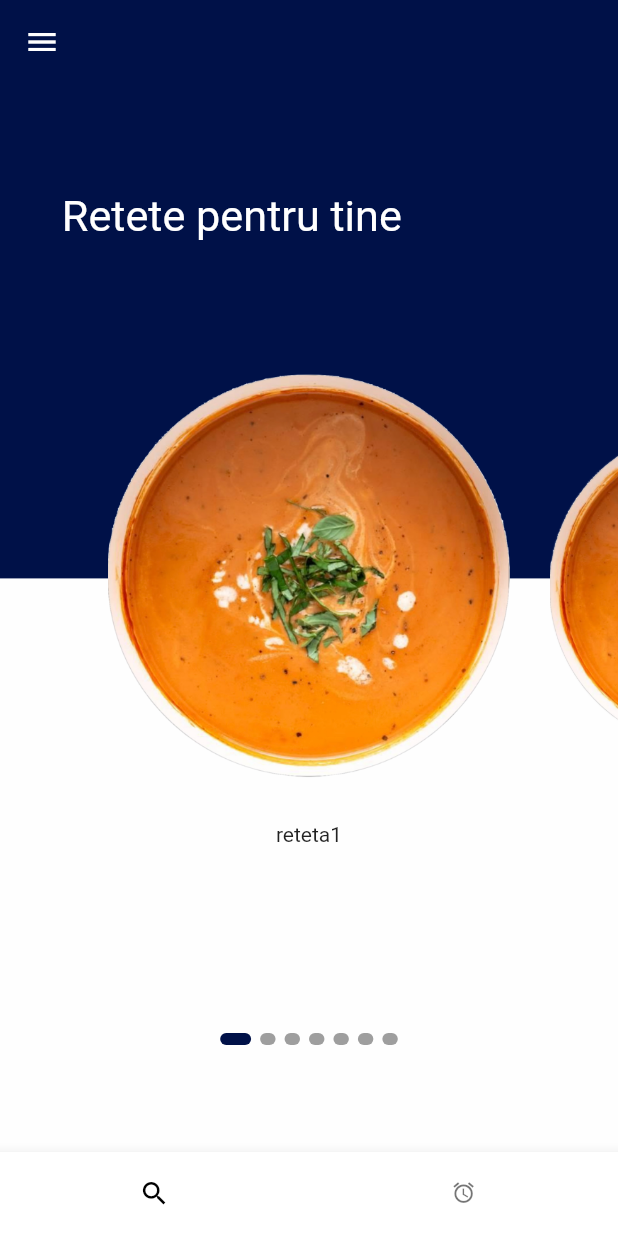
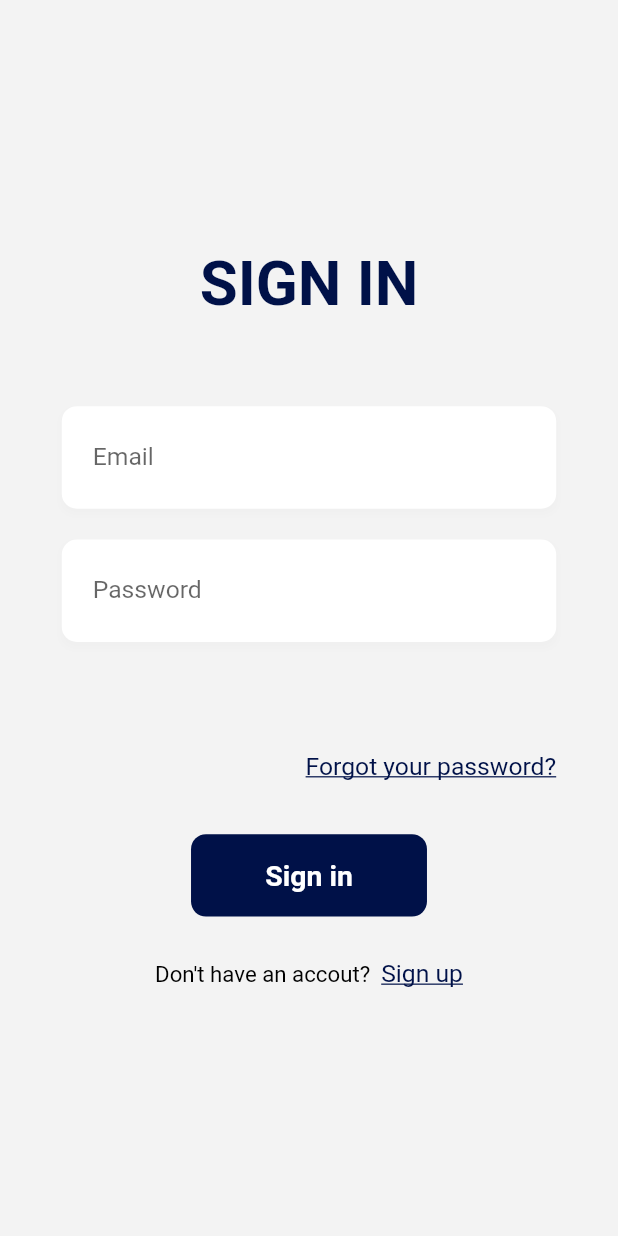
Before and after one commit to ralucatoma5/your_healthy_meal, a Flutter app: the screen it shows after launch, on a phone screen of 412 x 824 dp. Run offline on Flutter 3.47's test engine with Material 2 defaults, Android fonts, the light colour scheme and no system bars; our stand-ins replace cloud_firestore, email_validator, firebase_auth, firebase_core; accounts and stored records are empty.

Commit message:
finished reset password screen

```diff
--- a/lib/main.dart
+++ b/lib/main.dart
@@ -5,6 +5,7 @@ import 'package:hackathon/bottom_nav_bar.dart';
 import 'package:hackathon/const.dart';
 
 import 'package:hackathon/home_screen.dart';
+import 'package:hackathon/screens/auth_screen.dart';
 
 import 'firebase_options.dart';
 
@@ -15,16 +16,19 @@ Future<void> main() async {
   runApp(const MyApp());
 }
 
+final navigatorKey = GlobalKey<NavigatorState>();
+
 class MyApp extends StatelessWidget {
   const MyApp({super.key});
   @override
   Widget build(BuildContext context) {
     return MaterialApp(
+      navigatorKey: navigatorKey,
       title: 'Flutter Demo',
       debugShowCheckedModeBanner: false,
       theme: ThemeData(
         primarySwatch: colorCustom,
-        scaffoldBackgroundColor: const Color(0xffFEFEFE),
+        scaffoldBackgroundColor: Color.fromARGB(255, 243, 243, 243),
       ),
       home: const MainPage(),
     );
@@ -36,6 +40,6 @@ class MainPage extends StatelessWidget {
 
   @override
   Widget build(BuildContext context) {
-    return BottomNavBar();
+    return AuthScreen();
   }
 }
--- /dev/null
+++ b/lib/screens/auth_screen.dart
@@ -0,0 +1,21 @@
+import 'package:flutter/src/widgets/container.dart';
+import 'package:flutter/src/widgets/framework.dart';
+import 'package:hackathon/screens/signin_screen.dart';
+import 'package:hackathon/screens/signup_screen.dart';
+
+class AuthScreen extends StatefulWidget {
+  const AuthScreen({super.key});
+
+  @override
+  State<AuthScreen> createState() => _AuthScreenState();
+}
+
+class _AuthScreenState extends State<AuthScreen> {
+  bool isLogin = true;
+  @override
+  void toggle() => setState(() => isLogin = !isLogin);
+  @override
+  Widget build(BuildContext context) {
+    return isLogin ? SignInScreen(onClickedSignUp: toggle) : SignUpScreen(onClickedSignIn: toggle);
+  }
+}
--- /dev/null
+++ b/lib/screens/signin_screen.dart
@@ -0,0 +1,172 @@
+import 'package:flutter/cupertino.dart';
+import 'package:flutter/gestures.dart';
+import 'package:flutter/material.dart';
+import 'package:flutter/src/widgets/container.dart';
+import 'package:flutter/src/widgets/framework.dart';
+import 'package:hackathon/const.dart';
+import 'package:firebase_auth/firebase_auth.dart';
+import 'package:hackathon/main.dart';
+import 'package:hackathon/screens/forgotpassword_screen.dart';
+
+class SignInScreen extends StatefulWidget {
+  final VoidCallback onClickedSignUp;
+  const SignInScreen({super.key, required this.onClickedSignUp});
+
+  @override
+  State<SignInScreen> createState() => _SignInScreenState();
+}
+
+class _SignInScreenState extends State<SignInScreen> {
+  final emailController = TextEditingController();
+  final passwordController = TextEditingController();
+  bool pass = true;
+  @override
+  void dispose() {
+    emailController.dispose();
+    passwordController.dispose();
+    super.dispose();
+  }
+
+  void signinError() {
+    setState(() {
+      pass = false;
+    });
+  }
+
+  @override
+  Widget build(BuildContext context) {
+    SizeConfig().init(context);
+    final verticalBlock = SizeConfig.safeBlockVertical!;
+
+    final horizontalBlock = SizeConfig.safeBlockHorizontal!;
+    return Scaffold(
+      body: SafeArea(
+        child: Column(
+          mainAxisAlignment: MainAxisAlignment.center,
+          children: [
+            Text(
+              "SIGN IN",
+              style: TextStyle(color: blue, fontSize: verticalBlock * 5, fontWeight: FontWeight.bold),
+            ),
+            SizedBox(height: verticalBlock * 7),
+            Container(
+              decoration: BoxDecoration(
+                borderRadius: BorderRadius.circular(10),
+                boxShadow: [containerShadow],
+                color: Colors.white,
+              ),
+              alignment: Alignment.center,
+              margin: EdgeInsets.symmetric(horizontal: horizontalBlock * 10),
+              child: TextField(
+                controller: emailController,
+                decoration: InputDecoration(
+                  labelText: "Email",
+                  border: InputBorder.none,
+                  contentPadding:
+                      EdgeInsets.symmetric(vertical: verticalBlock * 2, horizontal: horizontalBlock * 5),
+                ),
+                style: TextStyle(fontSize: verticalBlock * 2),
+              ),
+            ),
+            SizedBox(
+              height: verticalBlock * 2.5,
+            ),
+            Container(
+              alignment: Alignment.center,
+              margin: EdgeInsets.symmetric(horizontal: horizontalBlock * 10),
+              decoration: BoxDecoration(
+                borderRadius: BorderRadius.circular(10),
+                boxShadow: [containerShadow],
+                color: Colors.white,
+              ),
+              child: TextField(
+                controller: passwordController,
+                decoration: InputDecoration(
+                  labelText: "Password",
+                  border: InputBorder.none,
+                  contentPadding:
+                      EdgeInsets.symmetric(vertical: verticalBlock * 2, horizontal: horizontalBlock * 5),
+                ),
+                style: TextStyle(fontSize: verticalBlock * 2),
+                obscureText: true,
+              ),
+            ),
+            SizedBox(height: verticalBlock * 3),
+            pass == false
+                ? Align(
+                    alignment: Alignment.bottomLeft,
+                    child: Padding(
+                      padding: EdgeInsets.only(left: horizontalBlock * 10),
+                      child: Text('Incorrect username or password',
+                          style: TextStyle(color: Colors.red, fontSize: verticalBlock * 2)),
+                    ),
+                  )
+                : const Text(''),
+            GestureDetector(
+              onTap: () => Navigator.push(
+                context,
+                MaterialPageRoute(builder: (context) => ForgotPasswordScreen()),
+              ),
+              child: Container(
+                alignment: Alignment.centerRight,
+                margin: EdgeInsets.only(
+                    left: horizontalBlock * 10,
+                    right: horizontalBlock * 10,
+                    bottom: verticalBlock * 4,
+                    top: verticalBlock * 4),
+                child: Text("Forgot your password?",
+                    style: TextStyle(
+                        color: blue, fontSize: verticalBlock * 2, decoration: TextDecoration.underline)),
+              ),
+            ),
+            SizedBox(height: verticalBlock * 0.3),
+            GestureDetector(
+              onTap: signIn,
+              child: Container(
+                decoration: BoxDecoration(
+                  borderRadius: BorderRadius.circular(10),
+                  color: blue,
+                ),
+                padding: EdgeInsets.symmetric(horizontal: horizontalBlock * 12, vertical: verticalBlock * 2),
+                margin: EdgeInsets.symmetric(horizontal: horizontalBlock * 10),
+                child: Text("Sign in",
+                    style: TextStyle(
+                        color: Colors.white, fontWeight: FontWeight.bold, fontSize: verticalBlock * 2.3)),
+              ),
+            ),
+            SizedBox(height: verticalBlock * 3.5),
+            RichText(
+                text: TextSpan(
+                    text: "Don't have an accout?  ",
+                    style: TextStyle(color: Colors.black, fontSize: verticalBlock * 1.8),
+                    children: [
+                  TextSpan(
+                      recognizer: TapGestureRecognizer()..onTap = widget.onClickedSignUp,
+                      text: "Sign up",
+                      style: TextStyle(
+                          decoration: TextDecoration.underline, color: blue, fontSize: verticalBlock * 2))
+                ])),
+          ],
+        ),
+      ),
+    );
+  }
+
+  Future signIn() async {
+    showDialog(
+      context: context,
+      barrierDismissible: false,
+      builder: (context) => const Center(
+        child: CircularProgressIndicator(),
+      ),
+    );
+    try {
+      await FirebaseAuth.instance.signInWithEmailAndPassword(
+          email: emailController.text.trim(), password: passwordController.text.trim());
+    } on FirebaseAuthException catch (e) {
+      signinError();
+    }
+
+    navigatorKey.currentState!.popUntil((route) => route.isFirst);
+  }
+}
```
Also changed, not shown: lib/screens/forgotpassword_screen.dart (added, +125 -0 lines), lib/screens/signup_screeb.dart (added, +182 -0 lines), lib/screens/signup_screen.dart (added, +16 -0 lines).
